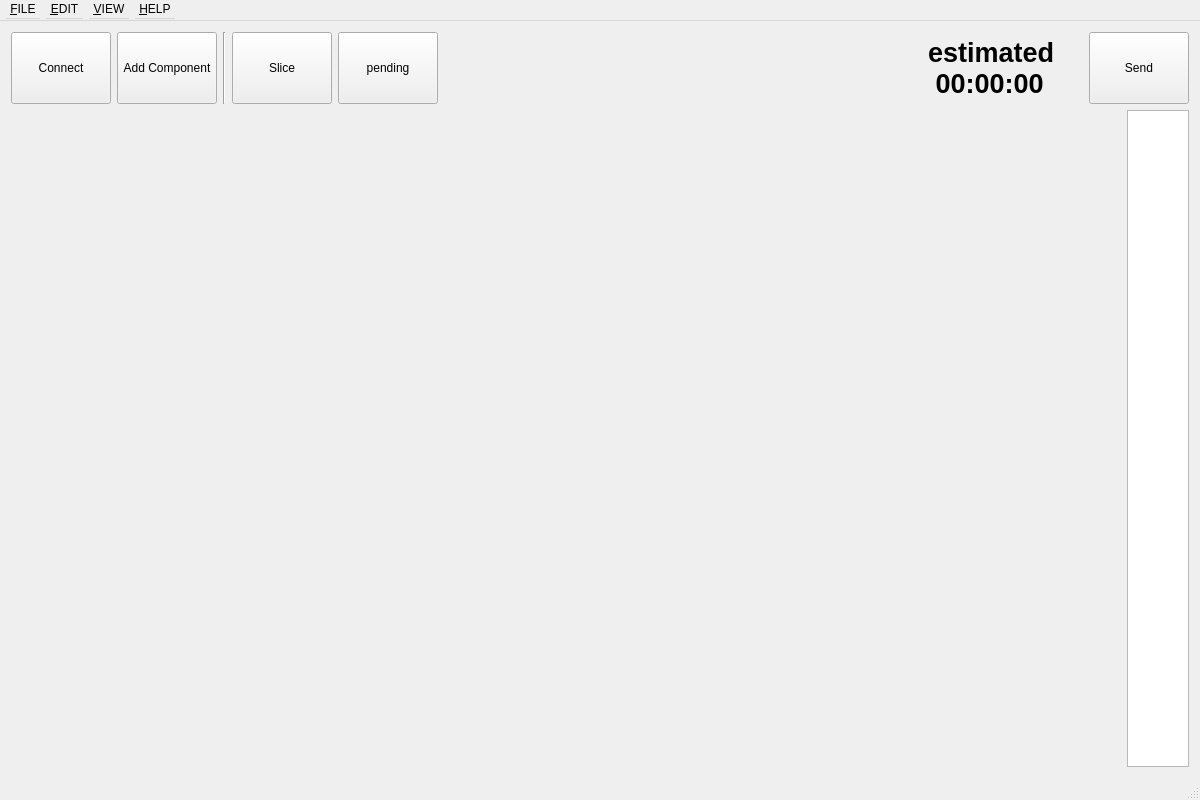
This is Gorld3D/Gorld3D.ui in KuRRe8/Gorld3D as Qt 5 draws it before an edit. The edited form follows.
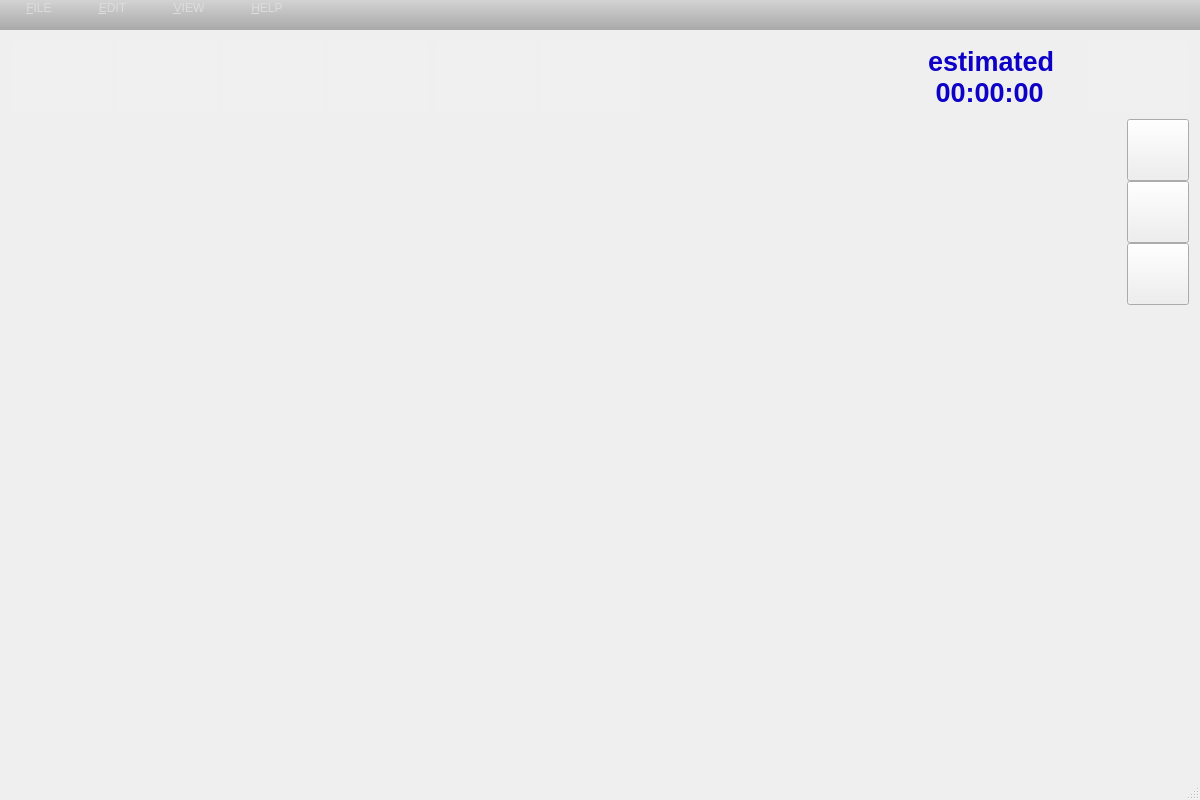
This is the edited form. Icons and pictures are not drawn.

Patch:
```diff
--- a/Gorld3D/Gorld3D.ui
+++ b/Gorld3D/Gorld3D.ui
@@ -53,8 +53,25 @@
             <height>72</height>
            </size>
           </property>
+          <property name="styleSheet">
+           <string notr="true">QPushButton
+{border-style: none; background-color: rgb(240, 240, 240)}
+QPushButton:hover{background-color:rgb(229,241,251);color: grey;}
+QPushButton:pressed{background-color:rgba(85, 170, 255,200); border-style: inset; }
+</string>
+          </property>
           <property name="text">
-           <string>Connect</string>
+           <string/>
+          </property>
+          <property name="icon">
+           <iconset resource="Gorld3D.qrc">
+            <normaloff>:/icons/connect_str.png</normaloff>:/icons/connect_str.png</iconset>
+          </property>
+          <property name="iconSize">
+           <size>
+            <width>80</width>
+            <height>72</height>
+           </size>
           </property>
          </widget>
         </item>
@@ -78,15 +95,25 @@
             <height>72</height>
            </size>
           </property>
+          <property name="styleSheet">
+           <string notr="true">QPushButton
+{border-style: none; background-color: rgb(240, 240, 240)}
+QPushButton:hover{background-color:rgb(229,241,251);color: grey;}
+QPushButton:pressed{background-color:rgba(85, 170, 255,200); border-style: inset; }
+</string>
+          </property>
           <property name="text">
-           <string>Add Component</string>
+           <string/>
           </property>
-         </widget>
-        </item>
-        <item>
-         <widget class="Line" name="line">
-          <property name="orientation">
-           <enum>Qt::Vertical</enum>
+          <property name="icon">
+           <iconset resource="Gorld3D.qrc">
+            <normaloff>:/icons/add_str.png</normaloff>:/icons/add_str.png</iconset>
+          </property>
+          <property name="iconSize">
+           <size>
+            <width>80</width>
+            <height>72</height>
+           </size>
           </property>
          </widget>
         </item>
@@ -110,9 +137,26 @@
             <height>72</height>
            </size>
           </property>
+          <property name="styleSheet">
+           <string notr="true">QPushButton
+{border-style: none; background-color: rgb(240, 240, 240)}
+QPushButton:hover{background-color:rgb(229,241,251);color: grey;}
+QPushButton:pressed{background-color:rgba(85, 170, 255,200); border-style: inset; }
+</string>
+          </property>
           <property name="text">
-           <string>Slice</string>
+           <string/>
           </property>
+          <property name="icon">
+           <iconset resource="Gorld3D.qrc">
+            <normaloff>:/icons/slice_str.png</normaloff>:/icons/slice_str.png</iconset>
+          </property>
+          <property name="iconSize">
+           <size>
+            <width>80</width>
+            <height>72</height>
+           </size>
+          </property>
          </widget>
         </item>
         <item>
@@ -135,8 +179,103 @@
             <height>72</height>
            </size>
           </property>
+          <property name="styleSheet">
+           <string notr="true">QPushButton
+{border-style: none; background-color: rgb(240, 240, 240)}
+QPushButton:hover{background-color:rgb(229,241,251);color: grey;}
+QPushButton:pressed{background-color:rgba(85, 170, 255,200); border-style: inset; }
+</string>
+          </property>
           <property name="text">
-           <string>pending</string>
+           <string/>
+          </property>
+          <property name="icon">
+           <iconset resource="Gorld3D.qrc">
+            <normaloff>:/icons/settings_str.png</normaloff>:/icons/settings_str.png</iconset>
+          </property>
+          <property name="iconSize">
+           <size>
+            <width>80</width>
+            <height>72</height>
+           </size>
+          </property>
+         </widget>
+        </item>
+        <item>
+         <widget class="QPushButton" name="pushButton_1_1_5_snapshot">
+          <property name="sizePolicy">
+           <sizepolicy hsizetype="Fixed" vsizetype="Fixed">
+            <horstretch>0</horstretch>
+            <verstretch>0</verstretch>
+           </sizepolicy>
+          </property>
+          <property name="minimumSize">
+           <size>
+            <width>100</width>
+            <height>72</height>
+           </size>
+          </property>
+          <property name="maximumSize">
+           <size>
+            <width>100</width>
+            <height>72</height>
+           </size>
+          </property>
+          <property name="styleSheet">
+           <string notr="true">QPushButton
+{border-style: none; background-color: rgb(240, 240, 240)}
+QPushButton:hover{background-color:rgb(229,241,251);color: grey;}
+QPushButton:pressed{background-color:rgba(85, 170, 255,200); border-style: inset; }
+</string>
+          </property>
+          <property name="text">
+           <string/>
+          </property>
+          <property name="icon">
+           <iconset resource="Gorld3D.qrc">
+            <normaloff>:/icons/snapshot_str.png</normaloff>:/icons/snapshot_str.png</iconset>
+          </property>
+          <property name="iconSize">
+           <size>
+            <width>80</width>
+            <height>72</height>
+           </size>
+          </property>
+         </widget>
+        </item>
+        <item>
+         <widget class="QPushButton" name="pushButton_1_1_6_logfile">
+          <property name="sizePolicy">
+           <sizepolicy hsizetype="Fixed" vsizetype="Fixed">
+            <horstretch>0</horstretch>
+            <verstretch>0</verstretch>
+           </sizepolicy>
+          </property>
+          <property name="minimumSize">
+           <size>
+            <width>100</width>
+            <height>72</height>
+           </size>
+          </property>
+          <property name="styleSheet">
+           <string notr="true">QPushButton
+{border-style: none; background-color: rgb(240, 240, 240)}
+QPushButton:hover{background-color:rgb(229,241,251);color: grey;}
+QPushButton:pressed{background-color:rgba(85, 170, 255,200); border-style: inset; }
+</string>
+          </property>
+          <property name="text">
+           <string/>
+          </property>
+          <property name="icon">
+           <iconset resource="Gorld3D.qrc">
+            <normaloff>:/icons/logfile_str.png</normaloff>:/icons/logfile_str.png</iconset>
+          </property>
+          <property name="iconSize">
+           <size>
+            <width>80</width>
+            <height>72</height>
+           </size>
           </property>
          </widget>
         </item>
@@ -177,6 +316,43 @@
             <height>72</height>
            </size>
           </property>
+          <property name="palette">
+           <palette>
+            <active>
+             <colorrole role="WindowText">
+              <brush brushstyle="SolidPattern">
+               <color alpha="255">
+                <red>13</red>
+                <green>0</green>
+                <blue>199</blue>
+               </color>
+              </brush>
+             </colorrole>
+            </active>
+            <inactive>
+             <colorrole role="WindowText">
+              <brush brushstyle="SolidPattern">
+               <color alpha="255">
+                <red>13</red>
+                <green>0</green>
+                <blue>199</blue>
+               </color>
+              </brush>
+             </colorrole>
+            </inactive>
+            <disabled>
+             <colorrole role="WindowText">
+              <brush brushstyle="SolidPattern">
+               <color alpha="255">
+                <red>120</red>
+                <green>120</green>
+                <blue>120</blue>
+               </color>
+              </brush>
+             </colorrole>
+            </disabled>
+           </palette>
+          </property>
           <property name="font">
            <font>
             <family>Arial</family>
@@ -211,8 +387,25 @@
             <height>72</height>
            </size>
           </property>
+          <property name="styleSheet">
+           <string notr="true">QPushButton
+{border-style: none; background-color: rgb(240, 240, 240)}
+QPushButton:hover{background-color:rgb(229,241,251);color: grey;}
+QPushButton:pressed{background-color:rgba(85, 170, 255,200); border-style: inset; }
+</string>
+          </property>
           <property name="text">
-           <string>Send</string>
+           <string/>
+          </property>
+          <property name="icon">
+           <iconset resource="Gorld3D.qrc">
+            <normaloff>:/icons/send_str.png</normaloff>:/icons/send_str.png</iconset>
+          </property>
+          <property name="iconSize">
+           <size>
+            <width>80</width>
+            <height>72</height>
+           </size>
           </property>
          </widget>
         </item>
@@ -223,7 +416,26 @@
     <item>
      <layout class="QHBoxLayout" name="horizontalLayout_2">
       <item>
-       <widget class="QWidget" name="widget_2_1_3DviewContainer" native="true"/>
+       <widget class="QWidget" name="widget_2_1_3DviewContainer" native="true">
+        <property name="sizePolicy">
+         <sizepolicy hsizetype="Preferred" vsizetype="Preferred">
+          <horstretch>0</horstretch>
+          <verstretch>0</verstretch>
+         </sizepolicy>
+        </property>
+        <property name="minimumSize">
+         <size>
+          <width>0</width>
+          <height>0</height>
+         </size>
+        </property>
+        <property name="maximumSize">
+         <size>
+          <width>16777215</width>
+          <height>16777215</height>
+         </size>
+        </property>
+       </widget>
       </item>
       <item>
        <widget class="QStackedWidget" name="stackedWidget">
@@ -253,9 +465,9 @@
        </widget>
       </item>
       <item>
-       <widget class="QListWidget" name="listWidget">
+       <widget class="QWidget" name="widget_2_2_infobuttoncontainer" native="true">
         <property name="sizePolicy">
-         <sizepolicy hsizetype="Fixed" vsizetype="Expanding">
+         <sizepolicy hsizetype="Fixed" vsizetype="Preferred">
           <horstretch>0</horstretch>
           <verstretch>0</verstretch>
          </sizepolicy>
@@ -272,6 +484,87 @@
           <height>16777215</height>
          </size>
         </property>
+        <widget class="QPushButton" name="jobinfo_pushButton">
+         <property name="geometry">
+          <rect>
+           <x>0</x>
+           <y>0</y>
+           <width>62</width>
+           <height>62</height>
+          </rect>
+         </property>
+         <property name="sizePolicy">
+          <sizepolicy hsizetype="Fixed" vsizetype="Fixed">
+           <horstretch>0</horstretch>
+           <verstretch>0</verstretch>
+          </sizepolicy>
+         </property>
+         <property name="text">
+          <string/>
+         </property>
+         <property name="icon">
+          <iconset>
+           <normaloff>icons/window/jobinfo_icon_unactivated.png</normaloff>icons/window/jobinfo_icon_unactivated.png</iconset>
+         </property>
+         <property name="iconSize">
+          <size>
+           <width>61</width>
+           <height>61</height>
+          </size>
+         </property>
+        </widget>
+        <widget class="QPushButton" name="components_pushButton">
+         <property name="geometry">
+          <rect>
+           <x>0</x>
+           <y>62</y>
+           <width>62</width>
+           <height>62</height>
+          </rect>
+         </property>
+         <property name="text">
+          <string/>
+         </property>
+         <property name="icon">
+          <iconset>
+           <normaloff>icons/window/components_icon_unactivated.png</normaloff>icons/window/components_icon_unactivated.png</iconset>
+         </property>
+         <property name="iconSize">
+          <size>
+           <width>62</width>
+           <height>62</height>
+          </size>
+         </property>
+        </widget>
+        <widget class="QPushButton" name="brightness_pushButton">
+         <property name="geometry">
+          <rect>
+           <x>0</x>
+           <y>124</y>
+           <width>62</width>
+           <height>62</height>
+          </rect>
+         </property>
+         <property name="sizePolicy">
+          <sizepolicy hsizetype="Fixed" vsizetype="Fixed">
+           <horstretch>0</horstretch>
+           <verstretch>0</verstretch>
+          </sizepolicy>
+         </property>
+         <property name="text">
+          <string/>
+         </property>
+         <property name="icon">
+          <iconset>
+           <normaloff>icons/window/brightness_icon_unactivated.png</normaloff>icons/window/brightness_icon_unactivated.png</iconset>
+         </property>
+         <property name="iconSize">
+          <size>
+           <width>62</width>
+           <height>62</height>
+          </size>
+         </property>
+        </widget>
        </widget>
       </item>
      </layout>
@@ -284,7 +577,7 @@
      <x>0</x>
      <y>0</y>
      <width>1200</width>
-     <height>21</height>
+     <height>30</height>
     </rect>
    </property>
    <property name="sizePolicy">
@@ -296,18 +589,336 @@
    <property name="minimumSize">
     <size>
      <width>255</width>
-     <height>21</height>
+     <height>30</height>
     </size>
    </property>
    <property name="maximumSize">
     <size>
      <width>16777215</width>
-     <height>21</height>
+     <height>30</height>
     </size>
    </property>
+   <property name="palette">
+    <palette>
+     <active>
+      <colorrole role="WindowText">
+       <brush brushstyle="SolidPattern">
+        <color alpha="255">
+         <red>220</red>
+         <green>220</green>
+         <blue>220</blue>
+        </color>
+       </brush>
+      </colorrole>
+      <colorrole role="Button">
+       <brush brushstyle="LinearGradientPattern">
+        <gradient startx="0.000000000000000" starty="0.000000000000000" endx="0.000000000000000" endy="1.000000000000000" type="LinearGradient" spread="PadSpread" coordinatemode="ObjectBoundingMode">
+         <gradientstop position="0.000000000000000">
+          <color alpha="255">
+           <red>211</red>
+           <green>211</green>
+           <blue>211</blue>
+          </color>
+         </gradientstop>
+         <gradientstop position="1.000000000000000">
+          <color alpha="255">
+           <red>169</red>
+           <green>169</green>
+           <blue>169</blue>
+          </color>
+         </gradientstop>
+        </gradient>
+       </brush>
+      </colorrole>
+      <colorrole role="Text">
+       <brush brushstyle="SolidPattern">
+        <color alpha="255">
+         <red>220</red>
+         <green>220</green>
+         <blue>220</blue>
+        </color>
+       </brush>
+      </colorrole>
+      <colorrole role="ButtonText">
+       <brush brushstyle="SolidPattern">
+        <color alpha="255">
+         <red>220</red>
+         <green>220</green>
+         <blue>220</blue>
+        </color>
+       </brush>
+      </colorrole>
+      <colorrole role="Base">
+       <brush brushstyle="LinearGradientPattern">
+        <gradient startx="0.000000000000000" starty="0.000000000000000" endx="0.000000000000000" endy="1.000000000000000" type="LinearGradient" spread="PadSpread" coordinatemode="ObjectBoundingMode">
+         <gradientstop position="0.000000000000000">
+          <color alpha="255">
+           <red>211</red>
+           <green>211</green>
+           <blue>211</blue>
+          </color>
+         </gradientstop>
+         <gradientstop position="1.000000000000000">
+          <color alpha="255">
+           <red>169</red>
+           <green>169</green>
+           <blue>169</blue>
+          </color>
+         </gradientstop>
+        </gradient>
+       </brush>
+      </colorrole>
+      <colorrole role="Window">
+       <brush brushstyle="LinearGradientPattern">
+        <gradient startx="0.000000000000000" starty="0.000000000000000" endx="0.000000000000000" endy="1.000000000000000" type="LinearGradient" spread="PadSpread" coordinatemode="ObjectBoundingMode">
+         <gradientstop position="0.000000000000000">
+          <color alpha="255">
+           <red>211</red>
+           <green>211</green>
+           <blue>211</blue>
+          </color>
+         </gradientstop>
+         <gradientstop position="1.000000000000000">
+          <color alpha="255">
+           <red>169</red>
+           <green>169</green>
+           <blue>169</blue>
+          </color>
+         </gradientstop>
+        </gradient>
+       </brush>
+      </colorrole>
+      <colorrole role="PlaceholderText">
+       <brush brushstyle="NoBrush">
+        <color alpha="128">
+         <red>220</red>
+         <green>220</green>
+         <blue>220</blue>
+        </color>
+       </brush>
+      </colorrole>
+     </active>
+     <inactive>
+      <colorrole role="WindowText">
+       <brush brushstyle="SolidPattern">
+        <color alpha="255">
+         <red>220</red>
+         <green>220</green>
+         <blue>220</blue>
+        </color>
+       </brush>
+      </colorrole>
+      <colorrole role="Button">
+       <brush brushstyle="LinearGradientPattern">
+        <gradient startx="0.000000000000000" starty="0.000000000000000" endx="0.000000000000000" endy="1.000000000000000" type="LinearGradient" spread="PadSpread" coordinatemode="ObjectBoundingMode">
+         <gradientstop position="0.000000000000000">
+          <color alpha="255">
+           <red>211</red>
+           <green>211</green>
+           <blue>211</blue>
+          </color>
+         </gradientstop>
+         <gradientstop position="1.000000000000000">
+          <color alpha="255">
+           <red>169</red>
+           <green>169</green>
+           <blue>169</blue>
+          </color>
+         </gradientstop>
+        </gradient>
+       </brush>
+      </colorrole>
+      <colorrole role="Text">
+       <brush brushstyle="SolidPattern">
+        <color alpha="255">
+         <red>220</red>
+         <green>220</green>
+         <blue>220</blue>
+        </color>
+       </brush>
+      </colorrole>
+      <colorrole role="ButtonText">
+       <brush brushstyle="SolidPattern">
+        <color alpha="255">
+         <red>220</red>
+         <green>220</green>
+         <blue>220</blue>
+        </color>
+       </brush>
+      </colorrole>
+      <colorrole role="Base">
+       <brush brushstyle="LinearGradientPattern">
+        <gradient startx="0.000000000000000" starty="0.000000000000000" endx="0.000000000000000" endy="1.000000000000000" type="LinearGradient" spread="PadSpread" coordinatemode="ObjectBoundingMode">
+         <gradientstop position="0.000000000000000">
+          <color alpha="255">
+           <red>211</red>
+           <green>211</green>
+           <blue>211</blue>
+          </color>
+         </gradientstop>
+         <gradientstop position="1.000000000000000">
+          <color alpha="255">
+           <red>169</red>
+           <green>169</green>
+           <blue>169</blue>
+          </color>
+         </gradientstop>
+        </gradient>
+       </brush>
+      </colorrole>
+      <colorrole role="Window">
+       <brush brushstyle="LinearGradientPattern">
+        <gradient startx="0.000000000000000" starty="0.000000000000000" endx="0.000000000000000" endy="1.000000000000000" type="LinearGradient" spread="PadSpread" coordinatemode="ObjectBoundingMode">
+         <gradientstop position="0.000000000000000">
+          <color alpha="255">
+           <red>211</red>
+           <green>211</green>
+           <blue>211</blue>
+          </color>
+         </gradientstop>
+         <gradientstop position="1.000000000000000">
+          <color alpha="255">
+           <red>169</red>
+           <green>169</green>
+           <blue>169</blue>
+          </color>
+         </gradientstop>
+        </gradient>
+       </brush>
+      </colorrole>
+      <colorrole role="PlaceholderText">
+       <brush brushstyle="NoBrush">
+        <color alpha="128">
+         <red>220</red>
+         <green>220</green>
+         <blue>220</blue>
+        </color>
+       </brush>
+      </colorrole>
+     </inactive>
+     <disabled>
+      <colorrole role="WindowText">
+       <brush brushstyle="SolidPattern">
+        <color alpha="255">
+         <red>220</red>
+         <green>220</green>
+         <blue>220</blue>
+        </color>
+       </brush>
+      </colorrole>
+      <colorrole role="Button">
+       <brush brushstyle="LinearGradientPattern">
+        <gradient startx="0.000000000000000" starty="0.000000000000000" endx="0.000000000000000" endy="1.000000000000000" type="LinearGradient" spread="PadSpread" coordinatemode="ObjectBoundingMode">
+         <gradientstop position="0.000000000000000">
+          <color alpha="255">
+           <red>211</red>
+           <green>211</green>
+           <blue>211</blue>
+          </color>
+         </gradientstop>
+         <gradientstop position="1.000000000000000">
+          <color alpha="255">
+           <red>169</red>
+           <green>169</green>
+           <blue>169</blue>
+          </color>
+         </gradientstop>
+        </gradient>
+       </brush>
+      </colorrole>
+      <colorrole role="Text">
+       <brush brushstyle="SolidPattern">
+        <color alpha="255">
+         <red>220</red>
+         <green>220</green>
+         <blue>220</blue>
+        </color>
+       </brush>
+      </colorrole>
+      <colorrole role="ButtonText">
+       <brush brushstyle="SolidPattern">
+        <color alpha="255">
+         <red>220</red>
+         <green>220</green>
+         <blue>220</blue>
+        </color>
+       </brush>
+      </colorrole>
+      <colorrole role="Base">
+       <brush brushstyle="LinearGradientPattern">
+        <gradient startx="0.000000000000000" starty="0.000000000000000" endx="0.000000000000000" endy="1.000000000000000" type="LinearGradient" spread="PadSpread" coordinatemode="ObjectBoundingMode">
+         <gradientstop position="0.000000000000000">
+          <color alpha="255">
+           <red>211</red>
+           <green>211</green>
+           <blue>211</blue>
+          </color>
+         </gradientstop>
+         <gradientstop position="1.000000000000000">
+          <color alpha="255">
+           <red>169</red>
+           <green>169</green>
+           <blue>169</blue>
+          </color>
+         </gradientstop>
+        </gradient>
+       </brush>
+      </colorrole>
+      <colorrole role="Window">
+       <brush brushstyle="LinearGradientPattern">
+        <gradient startx="0.000000000000000" starty="0.000000000000000" endx="0.000000000000000" endy="1.000000000000000" type="LinearGradient" spread="PadSpread" coordinatemode="ObjectBoundingMode">
+         <gradientstop position="0.000000000000000">
+          <color alpha="255">
+           <red>211</red>
+           <green>211</green>
+           <blue>211</blue>
+          </color>
+         </gradientstop>
+         <gradientstop position="1.000000000000000">
+          <color alpha="255">
+           <red>169</red>
+           <green>169</green>
+           <blue>169</blue>
+          </color>
+         </gradientstop>
+        </gradient>
+       </brush>
+      </colorrole>
+      <colorrole role="PlaceholderText">
+       <brush brushstyle="NoBrush">
+        <color alpha="128">
+         <red>220</red>
+         <green>220</green>
+         <blue>220</blue>
+        </color>
+       </brush>
+      </colorrole>
+     </disabled>
+    </palette>
+   </property>
    <property name="layoutDirection">
     <enum>Qt::LeftToRight</enum>
    </property>
+   <property name="styleSheet">
+    <string notr="true">QMenuBar {
+	background-color:qlineargradient(x1:0, y1:0, x2:0, y2:1,stop:0 lightgray, stop:1 darkgray);
+	color:rgb(220,220,220);
+}
+
+QMenuBar::item {
+	/* 条目之间的距离 */
+	spacing:10px;
+	
+	/* 条目内边框 */
+	padding:1 20px;
+	
+	/* 背景颜色 */
+	background:transparent;
+	
+	/* 倒角 */
+	border-radius:4px;
+}</string>
+   </property>
    <widget class="QMenu" name="menuFiles">
     <property name="minimumSize">
      <size>
```
Left out of the diff: 31 changed lines with no effect on the pictures.
